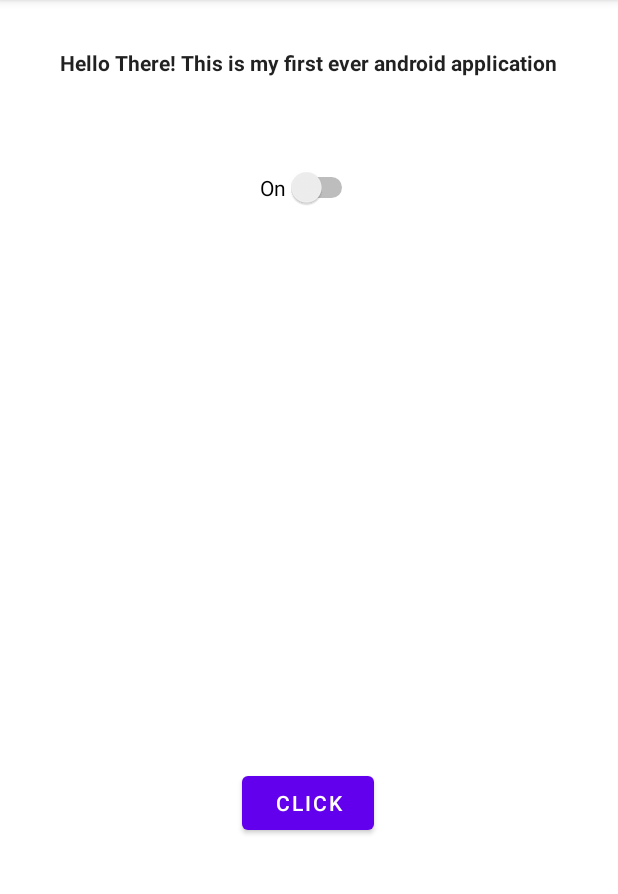
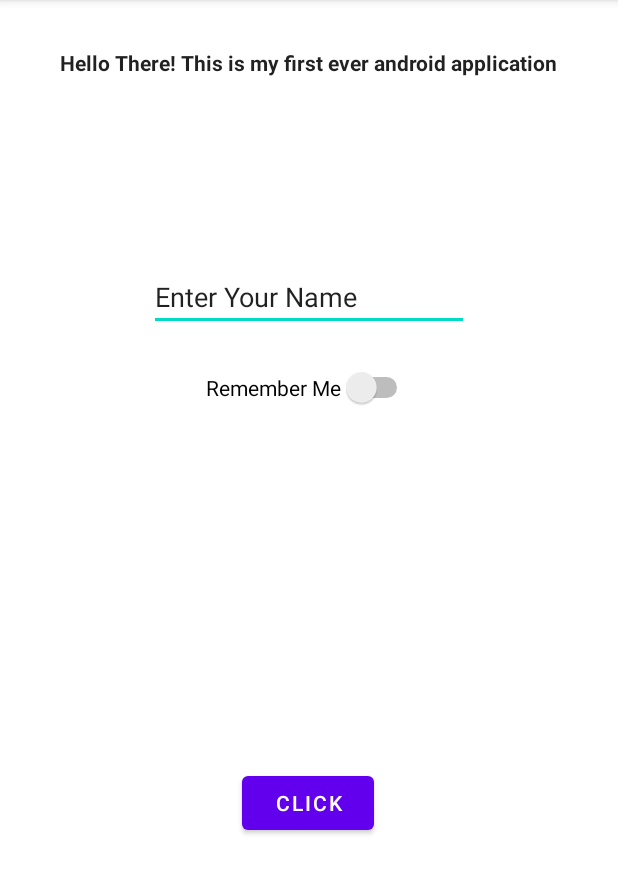
Before and after one commit to Dazzler123/Android-Development-Java, an Android app: the screen it shows after launch (MainActivity), on a phone screen of 412 x 824 dp, the part 84-978 px from its top. Run offline under Robolectric (Android 15) with nearby library versions, the phone set to English and light mode, and no system bars.

Commit message:
Content updated

```diff
--- a/src/main/res/layout/activity_main.xml
+++ b/src/main/res/layout/activity_main.xml
@@ -48,11 +48,34 @@
         android:layout_width="wrap_content"
         android:layout_height="wrap_content"
         android:layout_marginStart="142dp"
-        android:layout_marginTop="26dp"
+        android:layout_marginTop="24dp"
         android:layout_marginEnd="142dp"
-        android:text="On"
+        android:text="Remember Me"
+        app:layout_constraintEnd_toEndOf="parent"
+        app:layout_constraintHorizontal_bias="0.492"
+        app:layout_constraintStart_toStartOf="parent"
+        app:layout_constraintTop_toBottomOf="@+id/editTextTextPersonName" />
+
+    <EditText
+        android:id="@+id/editTextTextPersonName"
+        android:layout_width="wrap_content"
+        android:layout_height="wrap_content"
+        android:layout_marginStart="110dp"
+        android:layout_marginTop="90dp"
+        android:layout_marginEnd="110dp"
+        android:ems="10"
+        android:inputType="textPersonName"
+        android:text="Enter Your Name"
         app:layout_constraintEnd_toEndOf="parent"
         app:layout_constraintStart_toStartOf="parent"
         app:layout_constraintTop_toBottomOf="@+id/imageView" />
 
+    <com.google.android.material.chip.ChipGroup
+        android:layout_width="wrap_content"
+        android:layout_height="wrap_content"
+        tools:layout_editor_absoluteX="166dp"
+        tools:layout_editor_absoluteY="602dp">
+
+    </com.google.android.material.chip.ChipGroup>
+
 </androidx.constraintlayout.widget.ConstraintLayout>
```
